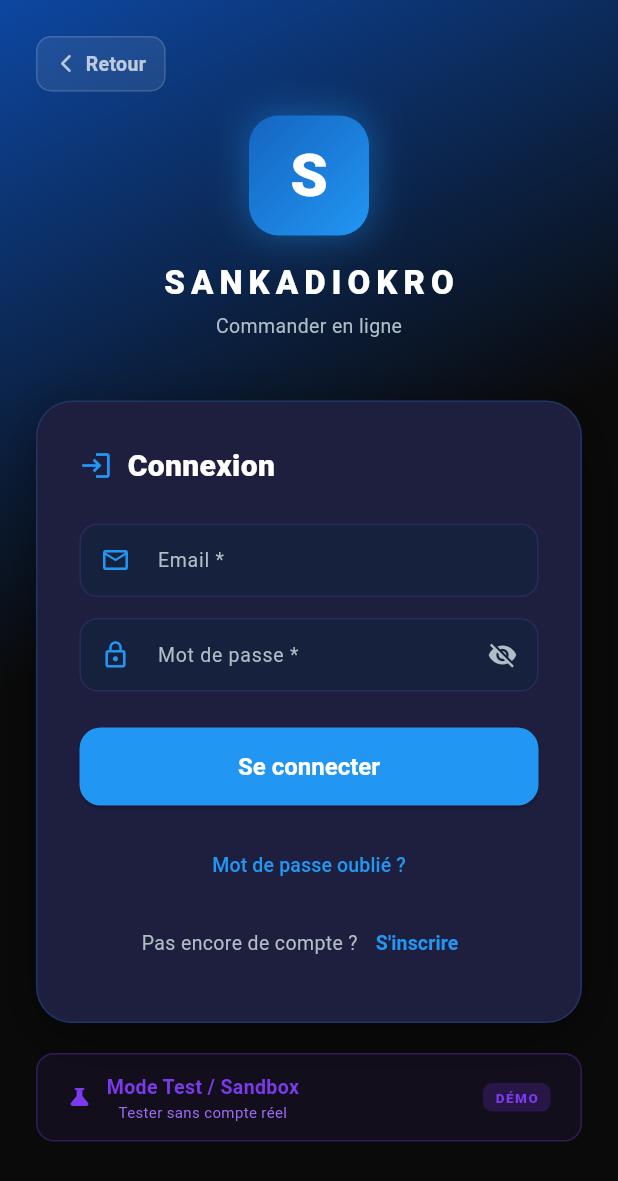
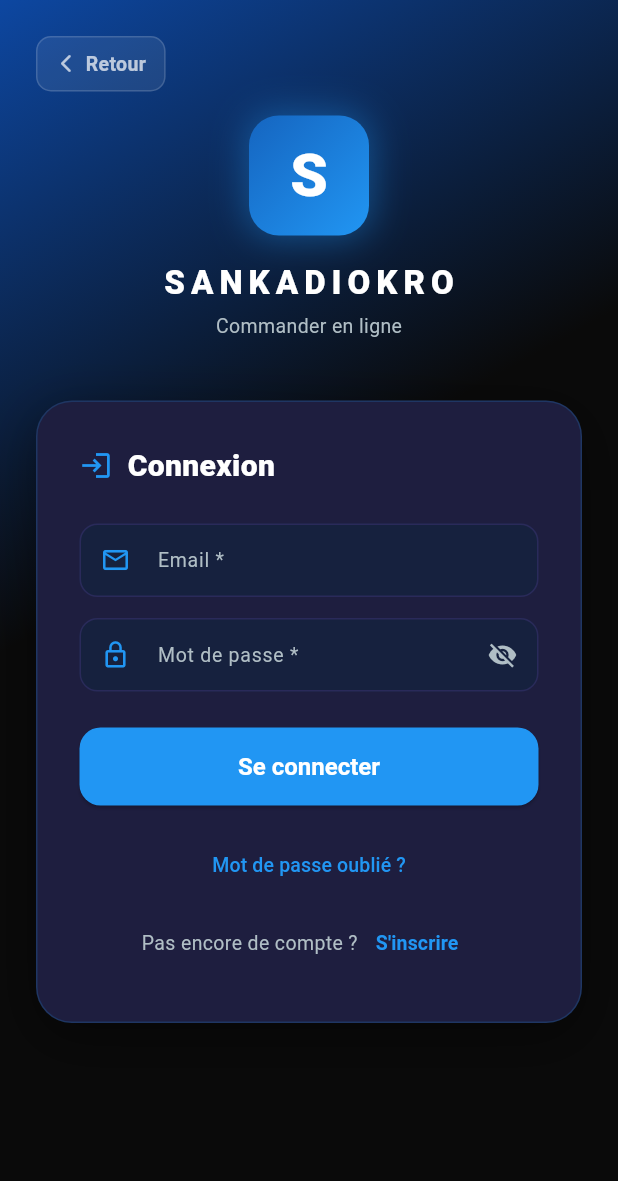
Before and after one commit to stevekissy/Resto, a Flutter app: the ClientAuthScreen screen opened directly, on a phone screen of 412 x 824 dp. Shown: the top 1181 px of the screen. Run offline on Flutter 3.47's test engine with Material 3 defaults, Android fonts, the phone set to English and light mode, and no system bars; our stand-ins replace cloud_firestore, firebase_auth, firebase_core, flutter_tts, geolocator, image_picker and 2 more; missing offline and left inert: dart:js; accounts and stored records are empty.

Commit message:
fix: écran Gestion par défaut + suppression bloc Sandbox
Navigation :
- Démarrage → LoginScreen Gestion (plus ClientMainScreen)
- _AuthGate sans session → LoginScreen
- _SplashScreen timeout fallback → LoginScreen
- 'Vous êtes client ?' → ClientAuthScreen (inchangé)
- Bouton Retour ClientAuthScreen → LoginScreen Gestion (Navigator.pop)

Supprimé :
- Bloc 'Mode Test / Sandbox' dans ClientAuthScreen
- Import sandbox_mode_screen.dart dans ClientAuthScreen
- Appel _buildSandboxButton() dans le build

Aucun design modifié.

```diff
--- a/lib/main.dart
+++ b/lib/main.dart
@@ -293,14 +293,12 @@ class _AuthGateState extends State<_AuthGate> {
   @override
   Widget build(BuildContext context) {
     // _authenticated peut être null uniquement si Firebase n'a pas encore
-    // émis d'événement authStateChanges — afficher ClientMainScreen immédiatement
+    // émis d'événement authStateChanges — afficher LoginScreen immédiatement
     // plutôt qu'un spinner bloquant.
     if (_authenticated == null || _authenticated == false) {
-      // Aucune session confirmée → Espace Client public par défaut.
-      // Le bouton "Passer en mode gestion" permet d'accéder au login staff.
-      return const ClientMainScreen(
-        showManagementButton: true,
-      );
+      // Aucune session → écran de connexion Gestion par défaut.
+      // Le bouton "Vous êtes client ? Commander en ligne" navigue vers ClientAuthScreen.
+      return LoginScreen(firebaseInitError: widget.firebaseError);
     }
 
     // Session active confirmée → détecter le rôle (client vs staff)
@@ -438,13 +436,13 @@ class _SplashScreenState extends State<_SplashScreen>
     _controller.forward();
 
     // Sécurité anti-blocage : si le splash reste affiché plus de 6s,
-    // basculer vers ClientMainScreen pour ne jamais bloquer l'utilisateur.
+    // basculer vers LoginScreen pour ne jamais bloquer l'utilisateur.
     _safetyTimer = Timer(const Duration(seconds: 6), () {
       if (mounted) {
-        debugPrint('[SplashScreen] ⚠ Timeout 6s — basculement forcé vers ClientMainScreen');
+        debugPrint('[SplashScreen] ⚠ Timeout 6s — basculement forcé vers LoginScreen');
         Navigator.of(context).pushAndRemoveUntil(
           MaterialPageRoute(
-            builder: (_) => const ClientMainScreen(showManagementButton: true),
+            builder: (_) => const LoginScreen(),
           ),
           (route) => false,
         );
--- a/lib/screens/client/auth/client_auth_screen.dart
+++ b/lib/screens/client/auth/client_auth_screen.dart
@@ -6,7 +6,6 @@ import '../../../models/client_models.dart';
 import '../../../providers/client_provider.dart';
 import '../../../services/client_firebase_service.dart';
 import '../../../utils/app_theme.dart';
-import '../../../sandbox/sandbox_mode_screen.dart';
 import '../client_main_screen.dart';
 
 // ═══════════════════════════════════════════════════════════════════════════
@@ -269,77 +268,12 @@ class _ClientAuthScreenState extends State<ClientAuthScreen>
                         ),
                       ),
                     ),
-                    const SizedBox(height: 20),
-                    _buildSandboxButton(),
                     const SizedBox(height: 32),
                   ],
                 ),
               ),
             ),
           ),
-        ),
-      ),
-    );
-  }
-
-  Widget _buildSandboxButton() {
-    return GestureDetector(
-      onTap: () => Navigator.push(
-        context,
-        MaterialPageRoute(builder: (_) => const SandboxModeScreen()),
-      ),
-      child: Container(
-        padding: const EdgeInsets.symmetric(horizontal: 20, vertical: 12),
-        decoration: BoxDecoration(
-          color: const Color(0xFF7C3AED).withValues(alpha: 0.08),
-          borderRadius: BorderRadius.circular(12),
-          border: Border.all(
-            color: const Color(0xFF7C3AED).withValues(alpha: 0.3),
-          ),
-        ),
-        child: Row(
-          mainAxisAlignment: MainAxisAlignment.center,
-          children: [
-            const Icon(Icons.science_rounded,
-                color: Color(0xFF7C3AED), size: 16),
-            const SizedBox(width: 10),
-            const Column(
-              children: [
-                Text(
-                  'Mode Test / Sandbox',
-                  style: TextStyle(
-                    color: Color(0xFF7C3AED),
-                    fontSize: 13,
-                    fontWeight: FontWeight.w700,
-                  ),
-                ),
-                Text(
-                  'Tester sans compte réel',
-                  style: TextStyle(
-                    color: Color(0xFF9D6EF5),
-                    fontSize: 10,
-                  ),
-                ),
-              ],
-            ),
-            const Spacer(),
-            Container(
-              padding: const EdgeInsets.symmetric(horizontal: 8, vertical: 3),
-              decoration: BoxDecoration(
-                color: const Color(0xFF7C3AED).withValues(alpha: 0.2),
-                borderRadius: BorderRadius.circular(6),
-              ),
-              child: const Text(
-                'DÉMO',
-                style: TextStyle(
-                  color: Color(0xFF7C3AED),
-                  fontSize: 9,
-                  fontWeight: FontWeight.w800,
-                  letterSpacing: 1,
-                ),
-              ),
-            ),
-          ],
         ),
       ),
     );
```
